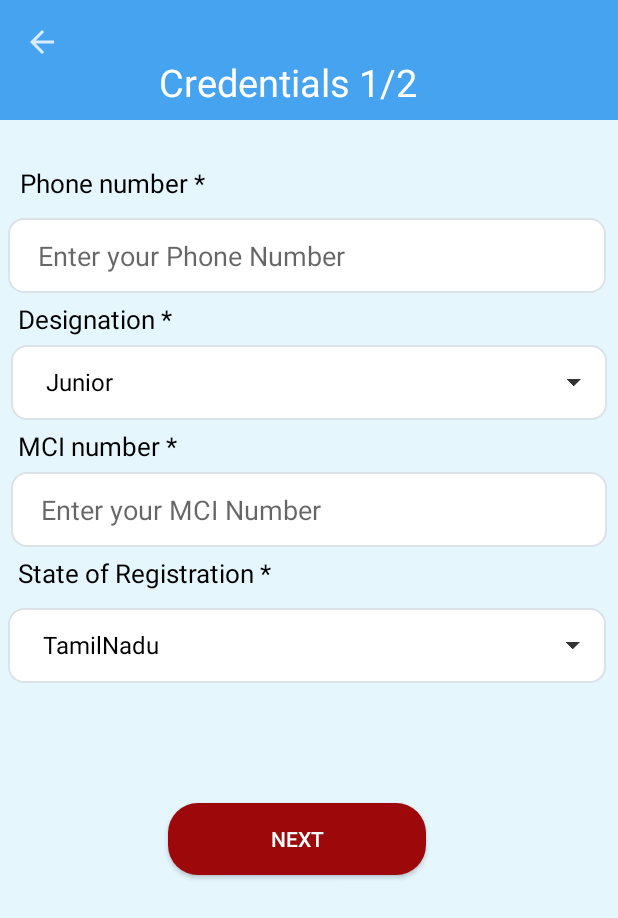
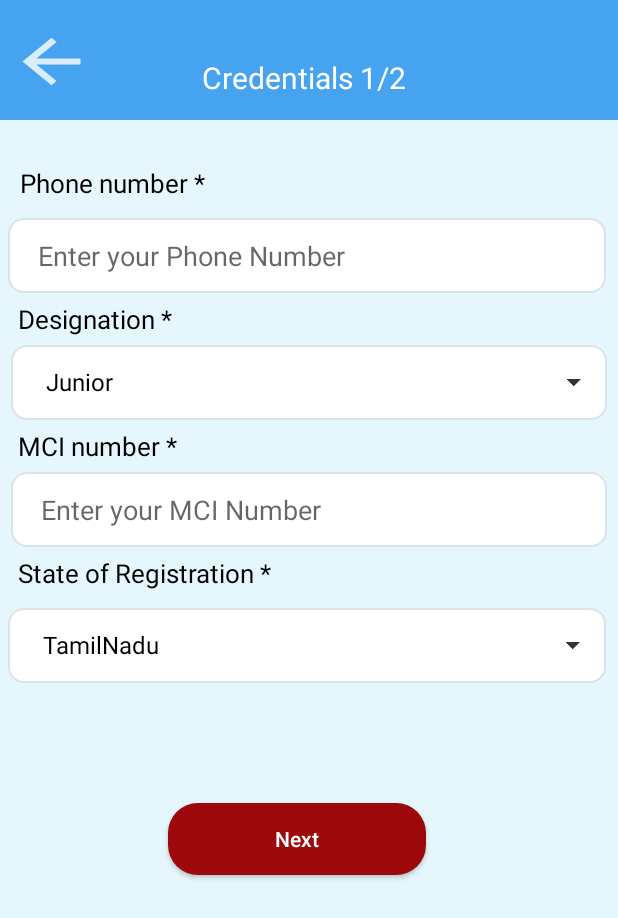
Before and after one commit to Pragadhesh/SBDemo, an Android app: the Credentials1 screen opened directly, with no data from a screen before it, on a phone screen of 412 x 824 dp. Shown: the top 918 px of the screen. Run offline under Robolectric (Android 15) with nearby library versions, the phone set to English and light mode, and no system bars.

Commit message:
Completed credentials 1 page

```diff
--- a/app/src/main/java/com/example/sbdemo/Credentials1.java
+++ b/app/src/main/java/com/example/sbdemo/Credentials1.java
@@ -6,6 +6,7 @@ import androidx.appcompat.widget.Toolbar;
 import android.content.Intent;
 import android.view.View;
 import android.widget.ArrayAdapter;
+import android.widget.Button;
 import android.widget.Spinner;
 
 import android.os.Bundle;
@@ -16,16 +17,15 @@ import java.util.Arrays;
 import static com.example.sbdemo.R.layout.support_simple_spinner_dropdown_item;
 
 public class Credentials1 extends AppCompatActivity {
-    androidx.appcompat.widget.Toolbar toolbar_cred1;
     Spinner designation_spinner,states_spinner;
+    Button back;
 
     @Override
     protected void onCreate(Bundle savedInstanceState) {
         super.onCreate(savedInstanceState);
         setContentView(R.layout.activity_credentials1);
-        toolbar_cred1 = (Toolbar) findViewById(R.id.toolbar_credentials1);
-        toolbar_cred1.setNavigationIcon(R.drawable.ic_back);
-        toolbar_cred1.setNavigationOnClickListener(new View.OnClickListener() {
+        back = (Button) findViewById(R.id.backbutton);
+        back.setOnClickListener(new View.OnClickListener() {
             @Override
             public void onClick(View v) {
                 openhome();
@@ -41,6 +41,7 @@ public class Credentials1 extends AppCompatActivity {
         ArrayList<String> state = new ArrayList<>(Arrays.asList(states));
         ArrayAdapter<String> arrayAdapterstates = new ArrayAdapter<>(this,support_simple_spinner_dropdown_item,state);
         states_spinner.setAdapter(arrayAdapterstates);
+
     }
     public void openhome()
     {
--- a/app/src/main/res/layout/activity_credentials1.xml
+++ b/app/src/main/res/layout/activity_credentials1.xml
@@ -34,23 +34,23 @@
 
     <TextView
         android:id="@+id/textView3"
-        android:layout_width="wrap_content"
-        android:layout_height="30sp"
+        android:layout_width="226sp"
+        android:layout_height="31sp"
         android:layout_alignBottom="@+id/toolbar_credentials1"
-        android:layout_alignParentStart="true"
-        android:layout_alignParentLeft="true"
         android:layout_alignParentTop="true"
         android:layout_alignParentEnd="true"
         android:layout_alignParentRight="true"
-        android:layout_marginStart="106sp"
-        android:layout_marginLeft="106sp"
-        android:layout_marginTop="37sp"
-        android:layout_marginEnd="83sp"
-        android:layout_marginRight="83sp"
-        android:layout_marginBottom="13sp"
+        android:layout_marginStart="-12sp"
+        android:layout_marginLeft="-12sp"
+        android:layout_marginTop="38sp"
+        android:layout_marginEnd="135sp"
+        android:layout_marginRight="135sp"
+        android:layout_marginBottom="6sp"
+        android:layout_toEndOf="@+id/backbutton"
+        android:layout_toRightOf="@+id/backbutton"
         android:text="Credentials 1/2"
         android:textColor="#FFFFFF"
-        android:textSize="25sp" />
+        android:textSize="20sp" />
 
     <TextView
         android:id="@+id/textView6"
@@ -176,6 +176,7 @@
         android:layout_marginRight="128sp"
         android:background="@drawable/button"
         android:text="Next"
+        android:textAllCaps="false"
         android:textColor="#FFFFFF" />
 
     <EditText
@@ -198,4 +199,20 @@
         android:hint=" Enter your Phone Number"
         android:inputType="phone" />
 
+    <Button
+        android:id="@+id/backbutton"
+        android:layout_width="58sp"
+        android:layout_height="wrap_content"
+        android:layout_alignBottom="@+id/toolbar_credentials1"
+        android:layout_alignParentStart="true"
+        android:layout_alignParentLeft="true"
+        android:layout_alignParentTop="true"
+        android:layout_marginStart="5sp"
+        android:layout_marginLeft="5sp"
+        android:layout_marginTop="17sp"
+        android:layout_marginEnd="83sp"
+        android:layout_marginRight="83sp"
+        android:layout_marginBottom="15sp"
+        android:background="@drawable/ic_back" />
+
 </RelativeLayout>
```
